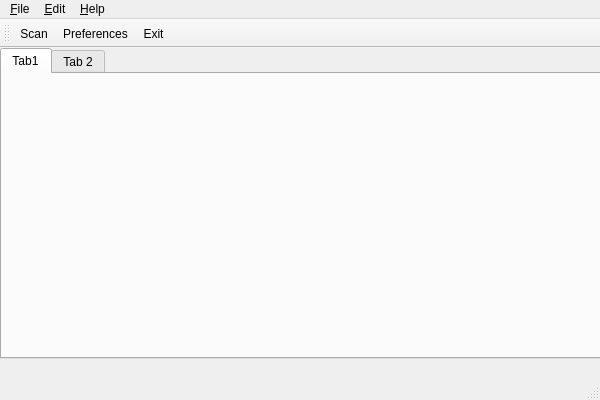
Old version of the form gui/mainwindow.ui in the repository esden/flosslogic.
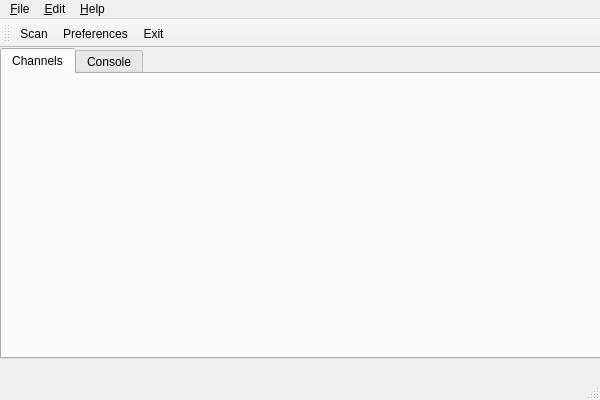
New version of the form. Icons and pictures are not drawn.

Commit message: Give the two currently available tabs names.

What changed in the file:
```diff
--- a/gui/mainwindow.ui
+++ b/gui/mainwindow.ui
@@ -23,14 +23,17 @@
       <height>311</height>
      </rect>
     </property>
-    <widget class="QWidget" name="tab">
+    <property name="currentIndex">
+     <number>0</number>
+    </property>
+    <widget class="QWidget" name="channelsTab">
      <attribute name="title">
-      <string>Tab1</string>
+      <string>Channels</string>
      </attribute>
     </widget>
     <widget class="QWidget" name="tab_2">
      <attribute name="title">
-      <string>Tab 2</string>
+      <string>Console</string>
      </attribute>
     </widget>
    </widget>
```
Left out of the diff: 2 changed lines with no effect on the pictures.
